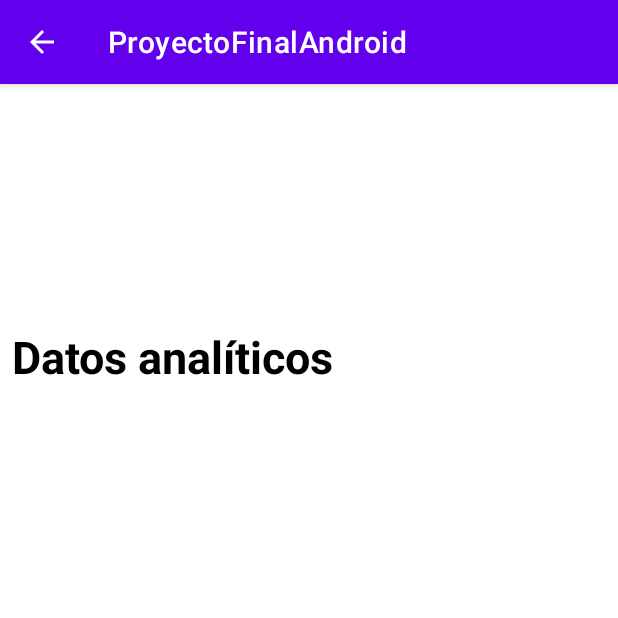
After one commit to Mario999X/ProyectoFinalAndroid, an Android app: the TablaActivity screen opened directly, with no data from a screen before it, on a phone screen of 412 x 824 dp, the top half of it. The commit adds this screen. Run offline under Robolectric (Android 15) with nearby library versions, the phone set to English and light mode, and no system bars.

Commit message:
Vista de tabla agregada, funcional pero sin datos.

```diff
--- a/app/src/main/AndroidManifest.xml
+++ b/app/src/main/AndroidManifest.xml
@@ -21,15 +21,17 @@
         <activity android:name=".MenuPrincipalActivity"
             android:exported="true">
         </activity>
+        <activity android:name=".TablaActivity"
+            android:exported="true"
+            android:parentActivityName=".MenuPrincipalActivity">
+        </activity>
         <activity android:name=".ListaActivity"
             android:exported="true"
             android:parentActivityName=".MenuPrincipalActivity">
         </activity>
         <activity android:name=".DetalleActivity"
             android:exported="true"
-            android:parentActivityName=".ListaActivity"
-            >
-
+            android:parentActivityName=".ListaActivity">
     </activity>
 
     </application>
--- a/app/src/main/java/com/example/proyectofinalandroid/MenuPrincipalActivity.java
+++ b/app/src/main/java/com/example/proyectofinalandroid/MenuPrincipalActivity.java
@@ -32,4 +32,9 @@ public class MenuPrincipalActivity extends AppCompatActivity {
         startActivity(intent);
     }
 
+    public void verTabla(View view){
+        Intent intent = new Intent(MenuPrincipalActivity.this, TablaActivity.class);
+        startActivity(intent);
+    }
+
 }
--- /dev/null
+++ b/app/src/main/java/com/example/proyectofinalandroid/TablaActivity.java
@@ -0,0 +1,25 @@
+package com.example.proyectofinalandroid;
+
+import android.os.Bundle;
+
+import androidx.appcompat.app.AppCompatActivity;
+
+public class TablaActivity extends AppCompatActivity {
+    @Override
+    protected void onCreate(Bundle savedInstanceState) {
+        super.onCreate(savedInstanceState);
+        setContentView(R.layout.activity_tabla_empresa);
+
+    }
+
+    @Override
+    protected void onResume() {
+        super.onResume();
+
+    }
+
+    @Override
+    protected void onPause() {
+        super.onPause();
+    }
+}
--- a/app/src/main/res/layout/activity_menu_principal.xml
+++ b/app/src/main/res/layout/activity_menu_principal.xml
@@ -23,7 +23,7 @@
         android:layout_marginStart="44dp"
         android:layout_marginBottom="160dp"
         android:onClick="verLista"
-        android:text="Productos"
+        android:text="@string/btnProducts"
         app:layout_constraintBottom_toBottomOf="parent"
         app:layout_constraintEnd_toStartOf="@+id/btnGrafico"
         app:layout_constraintHorizontal_bias="0.019"
@@ -35,7 +35,8 @@
         android:layout_height="70dp"
         android:layout_marginEnd="48dp"
         android:layout_marginBottom="160dp"
-        android:text="Gráfico"
+        android:onClick="verTabla"
+        android:text="@string/btnTable"
         app:layout_constraintBottom_toBottomOf="parent"
         app:layout_constraintEnd_toEndOf="parent" />
 </androidx.constraintlayout.widget.ConstraintLayout>
--- /dev/null
+++ b/app/src/main/res/layout/activity_tabla_empresa.xml
@@ -0,0 +1,44 @@
+<?xml version="1.0" encoding="utf-8"?>
+<androidx.constraintlayout.widget.ConstraintLayout xmlns:android="http://schemas.android.com/apk/res/android"
+    xmlns:app="http://schemas.android.com/apk/res-auto"
+    android:layout_width="match_parent"
+    android:layout_height="match_parent">
+
+    <TableLayout
+        android:id="@+id/tableLayout"
+        android:layout_width="410dp"
+        android:layout_height="548dp"
+        android:layout_marginBottom="2dp"
+        app:layout_constraintBottom_toBottomOf="parent"
+        app:layout_constraintStart_toStartOf="parent">
+
+        <TableRow
+            android:layout_width="match_parent"
+            android:layout_height="match_parent" />
+
+        <TableRow
+            android:layout_width="match_parent"
+            android:layout_height="match_parent" />
+
+        <TableRow
+            android:layout_width="match_parent"
+            android:layout_height="match_parent" />
+
+        <TableRow
+            android:layout_width="match_parent"
+            android:layout_height="match_parent" />
+    </TableLayout>
+
+    <TextView
+        android:id="@+id/textDatos"
+        android:layout_width="wrap_content"
+        android:layout_height="wrap_content"
+        android:layout_marginStart="8dp"
+        android:layout_marginBottom="16dp"
+        android:text="@string/txt_data"
+        android:textColor="@android:color/black"
+        android:textSize="30dp"
+        android:textStyle="bold"
+        app:layout_constraintBottom_toTopOf="@+id/tableLayout"
+        app:layout_constraintStart_toStartOf="parent" />
+</androidx.constraintlayout.widget.ConstraintLayout>
--- a/app/src/main/res/values/strings.xml
+++ b/app/src/main/res/values/strings.xml
@@ -6,9 +6,11 @@
     <string name="btnAccess">Iniciar Sesión</string>
 
     <string name="btnProducts">Productos</string>
-    <string name="btnChart">Gráfico</string>
+    <string name="btnTable">Tabla</string>
 
     <string name="txt_products">Productos</string>
 
     <string name="txt_details">Detalles</string>
+
+    <string name="txt_data">Datos analíticos</string>
 </resources>
```
Also changed, not shown: 1 other file.
